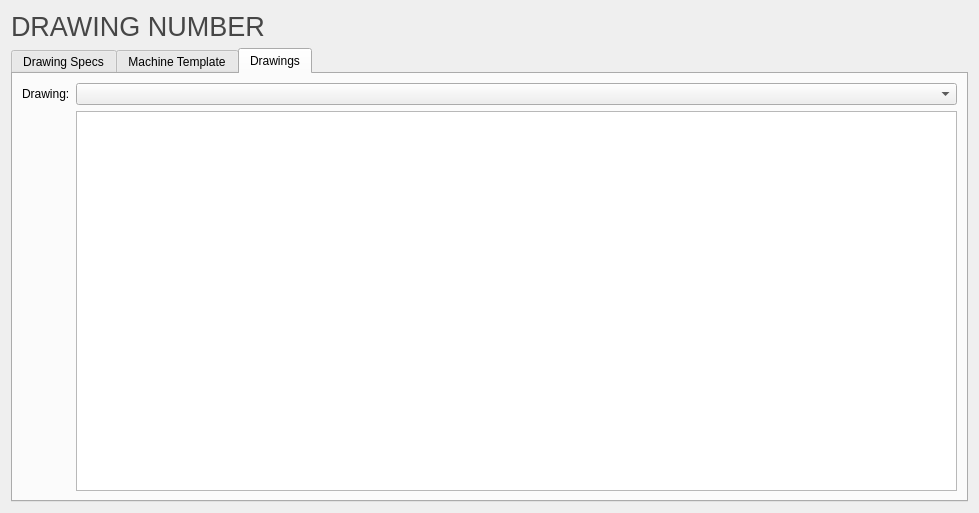
Above: ui/widgets/DrawingViewWidget.ui from matthew-sirman/database-manager before the change. Below: the same form after it.
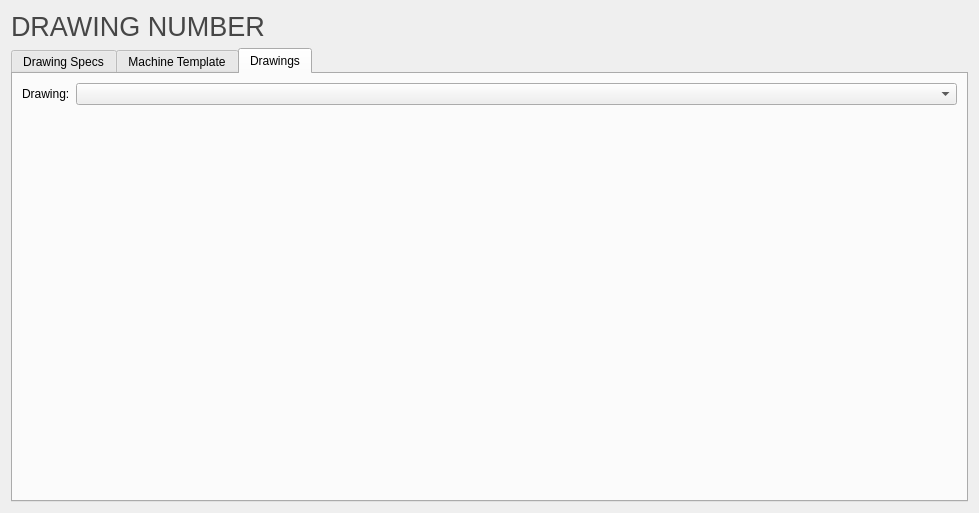
That is the form after the change. The open tabs and pages were chosen to show the change.

```diff
--- a/ui/widgets/DrawingViewWidget.ui
+++ b/ui/widgets/DrawingViewWidget.ui
@@ -289,9 +289,6 @@
        <item row="0" column="1">
         <widget class="QComboBox" name="drawingPDFSelectorInput"/>
        </item>
-       <item row="1" column="1">
-        <widget class="QGraphicsView" name="pdfViewer"/>
-       </item>
       </layout>
      </widget>
     </widget>
```
Left out of the diff: 27 changed lines with no effect on the pictures.
